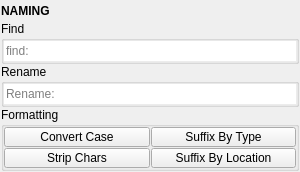
The window that mayatk/edit_utils/naming/naming.ui (m3trik/mayatk) describes before a commit, drawn with Qt 5.
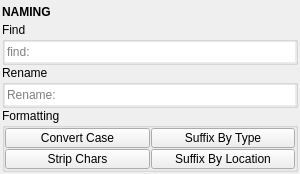
The same window after the commit. Custom widgets are drawn as their Qt base class.

Diff of the .ui file:
```diff
--- a/mayatk/edit_utils/naming/naming.ui
+++ b/mayatk/edit_utils/naming/naming.ui
@@ -31,16 +31,19 @@
    </property>
    <layout class="QVBoxLayout" name="verticalLayout_2">
     <property name="leftMargin">
-     <number>1</number>
+     <number>2</number>
     </property>
     <property name="topMargin">
-     <number>1</number>
+     <number>2</number>
     </property>
     <property name="rightMargin">
-     <number>1</number>
+     <number>2</number>
     </property>
     <property name="bottomMargin">
-     <number>1</number>
+     <number>2</number>
+    </property>
+    <property name="spacing">
+     <number>2</number>
     </property>
     <item>
      <layout class="QVBoxLayout" name="verticalLayout">
```
